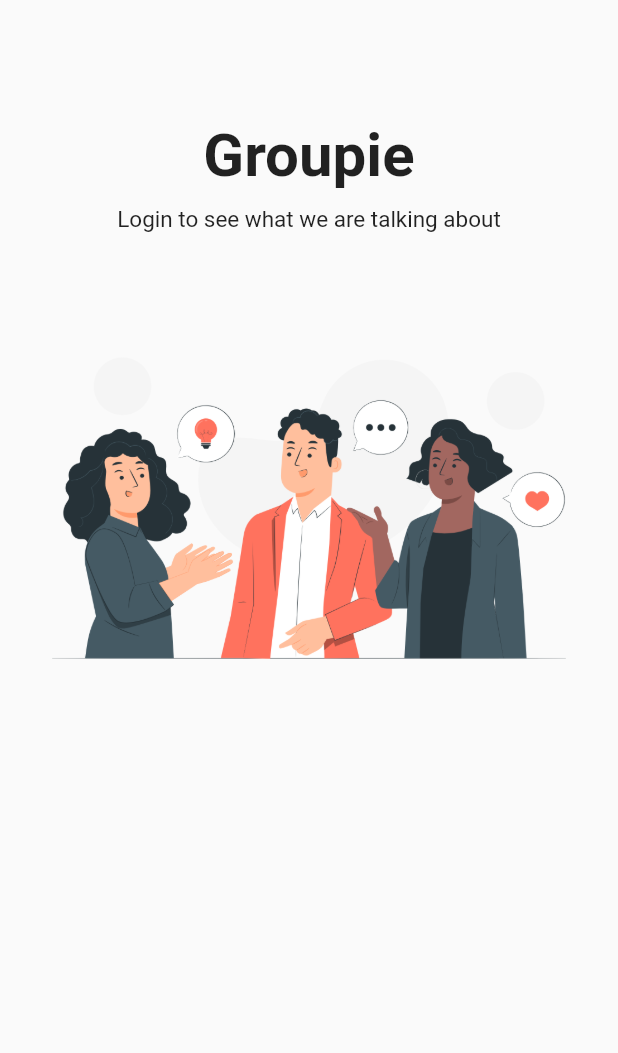
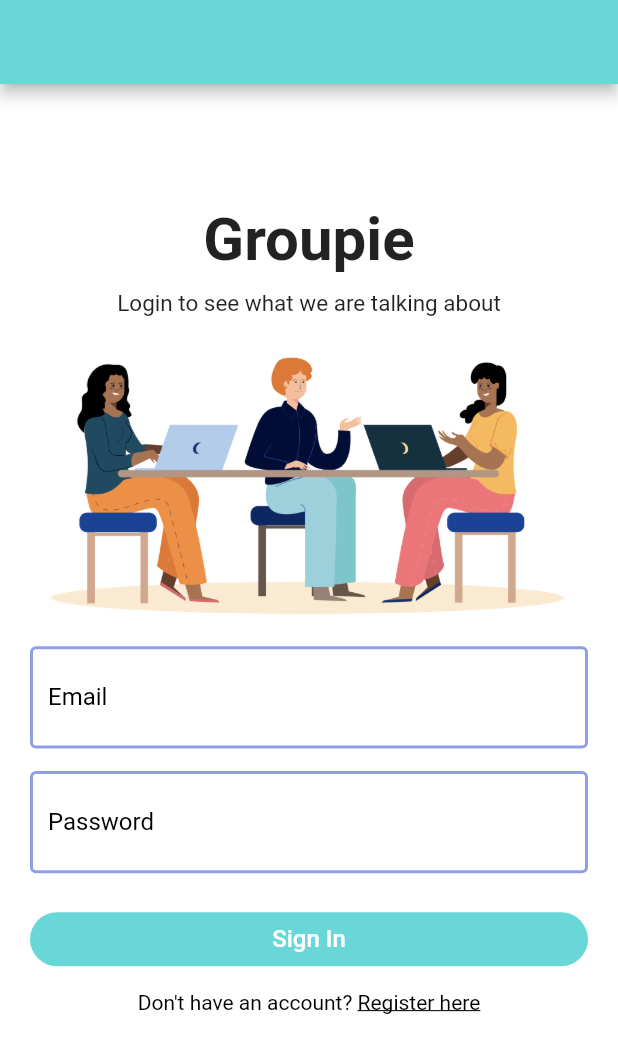
Before and after one commit to Floovera/chatapp, a Flutter app: the screen it shows after launch, on a phone screen of 412 x 824 dp. Shown: the top 1053 px of the screen. Run offline on Flutter 3.47's test engine with Material 2 defaults, Android fonts, the light colour scheme and no system bars; our stand-ins replace firebase_core, shared_preferences; accounts and stored records are empty.

Commit message:
Login page ok

```diff
--- a/lib/main.dart
+++ b/lib/main.dart
@@ -52,6 +52,10 @@ class _MyAppState extends State<MyApp> {
   @override
   Widget build(BuildContext context) {
     return MaterialApp(
+      theme: ThemeData(
+        primaryColor: Constants().primaryColor,
+        scaffoldBackgroundColor: Colors.white),
+
       debugShowCheckedModeBanner: false,
       home: _isSignedIn ? HomePage() : LoginPage(),
 
--- a/lib/pages/login_page.dart
+++ b/lib/pages/login_page.dart
@@ -1,4 +1,8 @@
+import 'package:demo/pages/register_page.dart';
+import 'package:flutter/gestures.dart';
 import 'package:flutter/material.dart';
+
+import '../widgets/widgets.dart';
 
 class LoginPage extends StatefulWidget {
   const LoginPage({Key? key}) : super(key: key);
@@ -9,10 +13,15 @@ class LoginPage extends StatefulWidget {
 
 class _LoginPageState extends State<LoginPage> {
   final formKey = GlobalKey<FormState>();
+  String email = "";
+  String password = "";
 
   @override
   Widget build(BuildContext context) {
     return Scaffold(
+      appBar: AppBar(
+        backgroundColor: Theme.of(context).primaryColor,
+      ),
         body: SingleChildScrollView(
       child: Padding(
           padding: const EdgeInsets.symmetric(horizontal: 20, vertical: 80),
@@ -30,8 +39,93 @@ class _LoginPageState extends State<LoginPage> {
                     const SizedBox(height: 10),
                     const Text("Login to see what we are talking about",
                     style: TextStyle(fontSize: 15)),
-                    Image.asset("assets/login.png"),
+                    Image.asset("assets/talking.png"),
+                    TextFormField(
+                      decoration: textInputDecoration.copyWith(
+                        labelText: "Email",
+                        prefix: Icon(Icons.email,
+                        color: Theme.of(context).primaryColor,),),
+                      onChanged: (val) {
+                        setState(() {
+                          email = val;
+                        });},
+
+                      //validation email
+                      validator: (val){
+                        return RegExp(
+                            r"^[a-zA-Z0-9.a-zA-Z0-9.!#$%&'*+-/=?^_`{|}~]+@[a-zA-Z0-9]+\.[a-zA-Z]+")
+                            .hasMatch(val!)
+                            ? null
+                            : "Please enter a valid email";
+                      },
+
+                    ),
+                    const SizedBox(height: 15),
+                    TextFormField(
+                      decoration: textInputDecoration.copyWith(
+                        labelText: "Password",
+                        prefix: Icon(Icons.lock,
+                          color: Theme.of(context).primaryColor,),),
+                      onChanged: (val) {
+                        setState(() {
+                          password = val;
+                        });},
+
+                      //validation password
+                      validator: (val){
+                        if (val!.length < 6) {
+                          return "Password must be at least 6 characters";
+                        } else {
+                          return null;
+                        }
+                      }
+                    ),
+
+                    const SizedBox(height: 20),
+                    SizedBox(
+                      width: double.infinity,
+                      child: ElevatedButton(
+                          style: ElevatedButton.styleFrom(
+                              backgroundColor: Theme.of(context).primaryColor,
+                              elevation: 0,
+                              shape: RoundedRectangleBorder(
+                                  borderRadius: BorderRadius.circular(30))),
+                          child: const Text(
+                            "Sign In",
+                            style:
+                            TextStyle(color: Colors.white, fontSize: 16),
+                          ),
+                          onPressed: (){
+                            login();
+                          },
+                      ),
+                    ),
+                    const SizedBox(height: 10,),
+                    Text.rich(TextSpan(
+                      text: "Don't have an account? ",
+                      style: const TextStyle(
+                          color: Colors.black, fontSize: 14),
+                      children: <TextSpan>[
+                        TextSpan(
+                            text: "Register here",
+                            style: const TextStyle(
+                                color: Colors.black,
+                                decoration: TextDecoration.underline),
+                            recognizer: TapGestureRecognizer()
+                              ..onTap = () {
+                                nextScreen(context, const RegisterPage());
+                              }),
+                      ],
+                    )),
                   ]))),
     ));
+
   }
+
+  login(){
+    if(formKey.currentState!.validate()){
+
+    }
+  }
+
 }
--- a/lib/shared/constants.dart
+++ b/lib/shared/constants.dart
@@ -1,7 +1,10 @@
+import 'package:flutter/material.dart';
+
 class Constants{
   static String appId = "1:417775417661:web:6609cdc6285506ecbe6d54";
   static String apiKey = "AIzaSyCaqV1dHShIhtpW63S5H4k5A-a1el1TaYw";
   static String messagingSenderId = "417775417661";
   static String projectId = "chatapp-f3500";
+  final primaryColor = const Color(0xFF69D7D7);
 
 }
--- /dev/null
+++ b/lib/widgets/widgets.dart
@@ -0,0 +1,23 @@
+import 'package:flutter/material.dart';
+
+
+const textInputDecoration = InputDecoration(
+  labelStyle: TextStyle(color: Colors.black),
+  focusedBorder: OutlineInputBorder(
+    borderSide: BorderSide(color: Color(0xFF69D7D7),width: 2),
+  ),
+    enabledBorder: OutlineInputBorder(
+      borderSide: BorderSide(color: Color(0xFF909EE7),width: 2),
+    ),
+    errorBorder: OutlineInputBorder(
+      borderSide: BorderSide(color: Color(0xFFEA3B79),width: 2),
+    )
+);
+
+void nextScreen(context,page){
+  Navigator.push(context,MaterialPageRoute(builder: (context) => page));
+}
+
+void nextScreenReplace(context,page){
+  Navigator.pushReplacement(context,MaterialPageRoute(builder: (context) => page));
+}
```
Also changed, not shown: lib/pages/register_page.dart (added, +17 -0 lines), assets/meeting.png (added), assets/talking.png (added).
